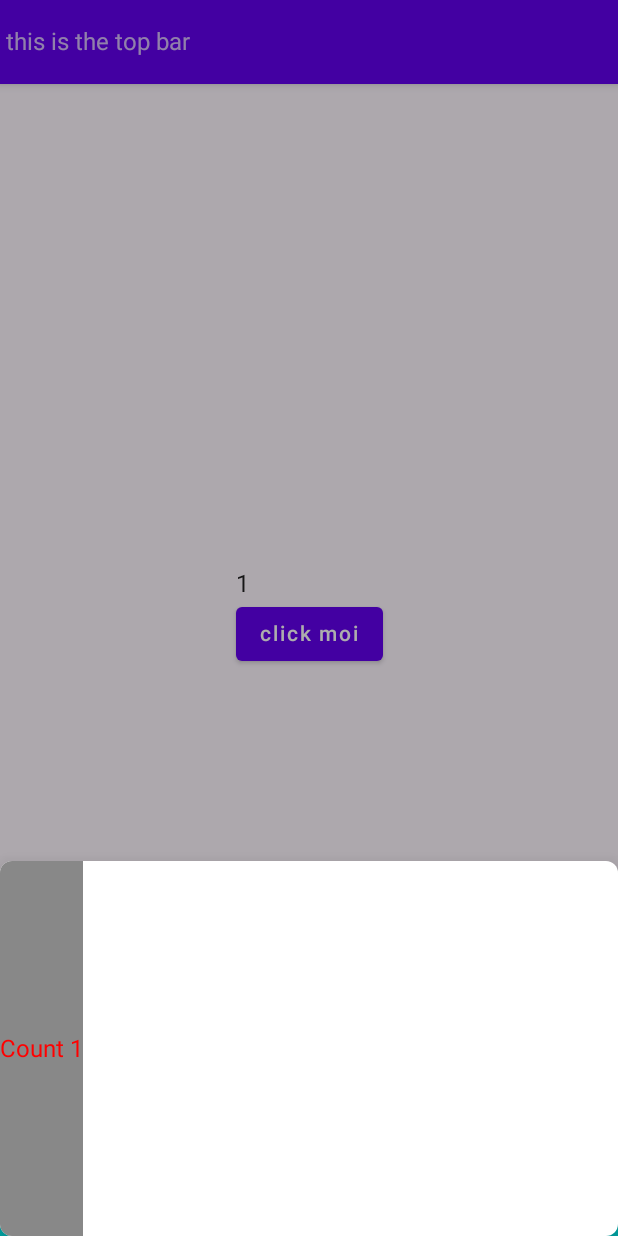
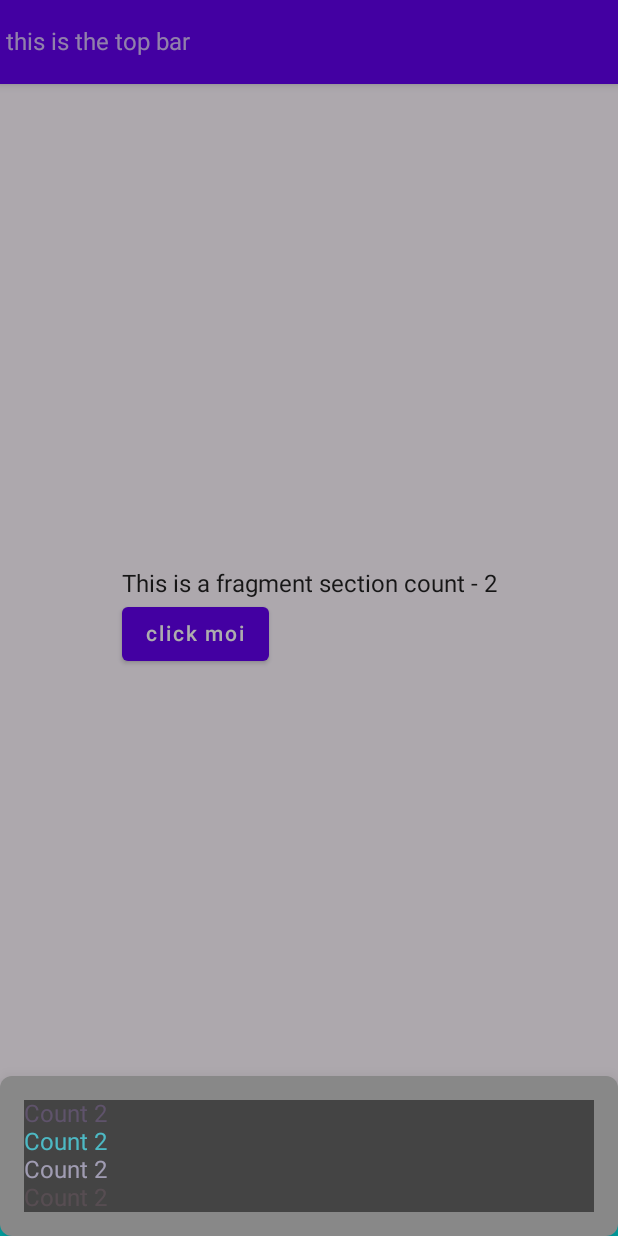
Before and after one commit to gaara87/Clayground, an Android app built with Jetpack Compose: the HybridComposeActivity screen opened directly, with no data from a screen before it, after a tap on "click moi", on a phone screen of 412 x 824 dp. Run offline under Robolectric (Android 15) with nearby library versions, the phone set to English and light mode, and no system bars.

Commit message:
Global bottom sheet utility accessible through composition local

```diff
--- /dev/null
+++ b/app/src/main/java/awesome/shizzle/clayground/ui/fragmentized/GlobalBottomSheet.kt
@@ -0,0 +1,59 @@
+package awesome.shizzle.clayground.ui.fragmentized
+
+import androidx.compose.foundation.layout.*
+import androidx.compose.material.ExperimentalMaterialApi
+import androidx.compose.material.ModalBottomSheetLayout
+import androidx.compose.material.ModalBottomSheetState
+import androidx.compose.runtime.*
+import androidx.compose.ui.Modifier
+import androidx.compose.ui.graphics.Color
+import androidx.compose.ui.unit.dp
+
+@OptIn(ExperimentalMaterialApi::class)
+@Composable
+fun GlobalBottomSheet(
+    modifier: Modifier = Modifier,
+    content: @Composable () -> Unit,
+) {
+    val bottomSheetContent = LocalGlobalBottomSheet.current
+    ModalBottomSheetLayout(
+        modifier = modifier,
+        sheetBackgroundColor = Color.Gray,
+        sheetContent = {
+            Box(
+                modifier = Modifier
+                    .padding(16.dp),
+            ) {
+                bottomSheetContent.sheetContent.value(this@ModalBottomSheetLayout)
+            }
+        },
+        sheetState = bottomSheetContent.modalBottomSheetState,
+        content = content,
+    )
+}
+
+@OptIn(ExperimentalMaterialApi::class)
+@Stable
+class GlobalBottomSheetState(
+    val modalBottomSheetState: ModalBottomSheetState
+) {
+
+    val sheetContent: MutableState<@Composable ColumnScope.() -> Unit> = mutableStateOf({})
+
+    fun setBottomSheetContent(content: @Composable ColumnScope.() -> Unit) {
+        sheetContent.value = content
+    }
+
+    suspend fun show() {
+        modalBottomSheetState.show()
+    }
+
+    suspend fun showSheet(content: @Composable ColumnScope.() -> Unit) {
+        setBottomSheetContent(content)
+        show()
+    }
+}
+
+internal val LocalGlobalBottomSheet = staticCompositionLocalOf<GlobalBottomSheetState> {
+    error("Initialize me")
+}
--- a/app/src/main/java/awesome/shizzle/clayground/ui/fragmentized/HybridComposeActivity.kt
+++ b/app/src/main/java/awesome/shizzle/clayground/ui/fragmentized/HybridComposeActivity.kt
@@ -9,18 +9,13 @@ import androidx.compose.foundation.layout.*
 import androidx.compose.material.*
 import androidx.compose.material3.ExperimentalMaterial3Api
 import androidx.compose.material3.Scaffold
-import androidx.compose.runtime.getValue
-import androidx.compose.runtime.mutableStateOf
-import androidx.compose.runtime.remember
-import androidx.compose.ui.Alignment
+import androidx.compose.runtime.CompositionLocalProvider
 import androidx.compose.ui.Modifier
 import androidx.compose.ui.graphics.Color
 import androidx.compose.ui.unit.dp
 import androidx.core.view.WindowCompat
 import androidx.fragment.app.FragmentActivity
 import awesome.shizzle.clayground.ui.theme.ClaygroundTheme
-
-lateinit var modalBottomSheetState: ModalBottomSheetState
 
 class HybridComposeActivity : FragmentActivity() {
 
@@ -29,22 +24,12 @@ class HybridComposeActivity : FragmentActivity() {
         WindowCompat.setDecorFitsSystemWindows(window, false)
         setContent {
             ClaygroundTheme {
-                val sheetContent = LocalSheetContent.current
-                modalBottomSheetState =
-                    rememberModalBottomSheetState(initialValue = ModalBottomSheetValue.Hidden)
-                TopLevelBottomSheet(
-                    sheetState = modalBottomSheetState,
-                    sheetContent = {
-                        Box(
-                            modifier = Modifier
-                                .background(Color.Gray)
-                                .height(250.dp),
-                            contentAlignment = Alignment.Center,
+                CompositionLocalProvider(
+                    LocalGlobalBottomSheet provides GlobalBottomSheetState(
+                        rememberModalBottomSheetState(ModalBottomSheetValue.Hidden)
+                    ),
                 ) {
-                            sheetContent()
-                        }
-                    },
-                ) {
+                    GlobalBottomSheet {
                         Scaffold(
                             modifier = Modifier.systemBarsPadding(),
                             topBar = { TopAppBar { Text(text = "this is the top bar") } },
@@ -70,3 +55,4 @@ class HybridComposeActivity : FragmentActivity() {
             }
         }
     }
+}
--- a/app/src/main/java/awesome/shizzle/clayground/ui/fragmentized/NumberedFragment.kt
+++ b/app/src/main/java/awesome/shizzle/clayground/ui/fragmentized/NumberedFragment.kt
@@ -2,15 +2,10 @@ package awesome.shizzle.clayground.ui.fragmentized
 
 import android.os.Bundle
 import android.view.LayoutInflater
-import android.view.View
 import android.view.ViewGroup
-import androidx.compose.foundation.layout.Box
-import androidx.compose.foundation.layout.Column
-import androidx.compose.foundation.layout.fillMaxSize
-import androidx.compose.foundation.layout.padding
-import androidx.compose.foundation.rememberScrollState
+import androidx.compose.foundation.background
+import androidx.compose.foundation.layout.*
 import androidx.compose.material.Button
-import androidx.compose.material.ExperimentalMaterialApi
 import androidx.compose.material.Text
 import androidx.compose.runtime.*
 import androidx.compose.ui.Alignment
@@ -20,10 +15,10 @@ import androidx.compose.ui.platform.ComposeView
 import androidx.compose.ui.unit.dp
 import androidx.fragment.app.Fragment
 import kotlinx.coroutines.launch
+import kotlin.random.Random
 
 private const val ARG_PARAM1 = "param1"
 
-@OptIn(ExperimentalMaterialApi::class)
 class NumberedFragment : Fragment() {
     private var param1: Int? = null
 
@@ -47,20 +42,40 @@ class NumberedFragment : Fragment() {
                 contentAlignment = Alignment.Center
             ) {
                 Column {
-                    val updater = LocalSheetContentUpdater.current
-                    var count by remember { mutableStateOf(0) }
-                    Text(text = param1.toString())
+                    val localBottomSheetContent = LocalGlobalBottomSheet.current
+                    var count by remember { mutableStateOf(param1!!) }
+                    val title by derivedStateOf { "This is a fragment section count - $count" }
+                    Text(text = title)
                     Button(
                         onClick = {
                             count++
-                            updater {
-                                Text(
-                                    text = "Count $count",
-                                    color = Color.Red
-                                )
+                            scope.launch {
+                                localBottomSheetContent.showSheet {
+                                    Column(
+                                        modifier = Modifier
+                                            .background(Color.DarkGray)
+                                            .fillMaxWidth()
+                                    ) {
+                                        Text(
+                                            text = "Count $count",
+                                            color = Color(Random.nextLong()),
+                                        )
+                                        Text(
+                                            text = "Count $count",
+                                            color = Color(Random.nextLong()),
+                                        )
+                                        Text(
+                                            text = "Count $count",
+                                            color = Color(Random.nextLong()),
+                                        )
+                                        Text(
+                                            text = "Count $count",
+                                            color = Color(Random.nextLong()),
+                                        )
+                                    }
+                                }
                             }
-                            scope.launch { modalBottomSheetState.show() }
-                         }
+                        }
                     ) {
                         Text(text = "click moi")
                     }
--- a/app/src/main/java/awesome/shizzle/clayground/ui/fragmentized/TopLevelBottomSheet.kt
+++ /dev/null
@@ -1,37 +0,0 @@
-package awesome.shizzle.clayground.ui.fragmentized
-
-import androidx.compose.foundation.background
-import androidx.compose.foundation.layout.Box
-import androidx.compose.foundation.layout.ColumnScope
-import androidx.compose.foundation.layout.fillMaxWidth
-import androidx.compose.foundation.layout.height
-import androidx.compose.material.*
-import androidx.compose.runtime.*
-import androidx.compose.ui.Alignment
-import androidx.compose.ui.Modifier
-import androidx.compose.ui.graphics.Color
-import androidx.compose.ui.unit.dp
-import kotlinx.coroutines.launch
-
-@OptIn(ExperimentalMaterialApi::class)
-@Composable
-fun TopLevelBottomSheet(
-    sheetState: ModalBottomSheetState,
-    modifier: Modifier = Modifier,
-    sheetContent: @Composable ColumnScope.() -> Unit,
-    content: @Composable () -> Unit,
-) {
-    ModalBottomSheetLayout(
-        modifier = modifier,
-        sheetContent = sheetContent,
-        sheetState = sheetState,
-        content = content,
-    )
-}
-
-internal val LocalSheetContentUpdater =
-    staticCompositionLocalOf<((@Composable () -> Unit)) -> Unit> {
-        error("Initialize me")
-    }
-
-internal val LocalSheetContent = staticCompositionLocalOf<@Composable () -> Unit> { { } }
--- a/app/src/main/java/awesome/shizzle/clayground/ui/theme/Theme.kt
+++ b/app/src/main/java/awesome/shizzle/clayground/ui/theme/Theme.kt
@@ -1,13 +1,8 @@
 package awesome.shizzle.clayground.ui.theme
 
 import androidx.compose.foundation.isSystemInDarkTheme
-import androidx.compose.material.ExperimentalMaterialApi
-import androidx.compose.material.MaterialTheme
-import androidx.compose.material.darkColors
-import androidx.compose.material.lightColors
+import androidx.compose.material.*
 import androidx.compose.runtime.*
-import awesome.shizzle.clayground.ui.fragmentized.LocalSheetContent
-import awesome.shizzle.clayground.ui.fragmentized.LocalSheetContentUpdater
 
 private val DarkColorPalette = darkColors(
     primary = Purple200,
@@ -38,15 +33,6 @@ fun ClaygroundTheme(darkTheme: Boolean = isSystemInDarkTheme(), content: @Compos
         LightColorPalette
     }
 
-    var localSheetContent: (@Composable () -> Unit) by remember { mutableStateOf({}) }
-    val updater: ((@Composable () -> Unit)) -> Unit = {
-        localSheetContent = it
-    }
-
-    CompositionLocalProvider(
-        LocalSheetContentUpdater provides updater,
-        LocalSheetContent provides localSheetContent
-    ) {
     MaterialTheme(
         colors = colors,
         typography = Typography,
@@ -54,4 +40,3 @@ fun ClaygroundTheme(darkTheme: Boolean = isSystemInDarkTheme(), content: @Compos
         content = content
     )
 }
-}
```
Lines whose indentation alone changed are shown as unchanged.
